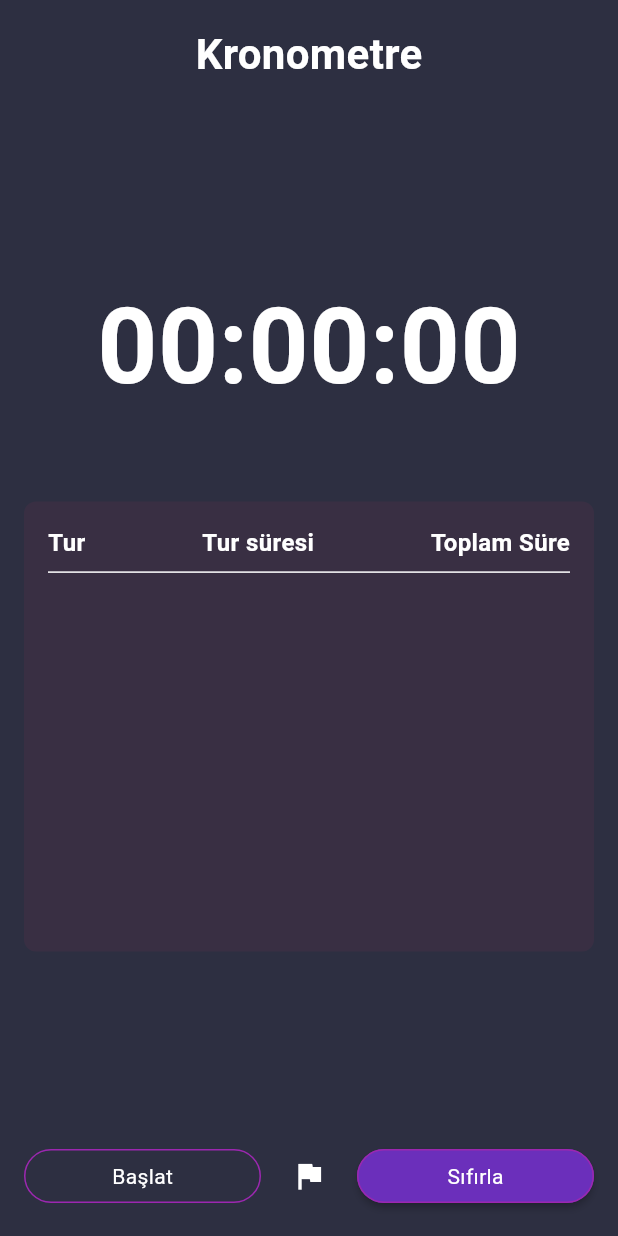
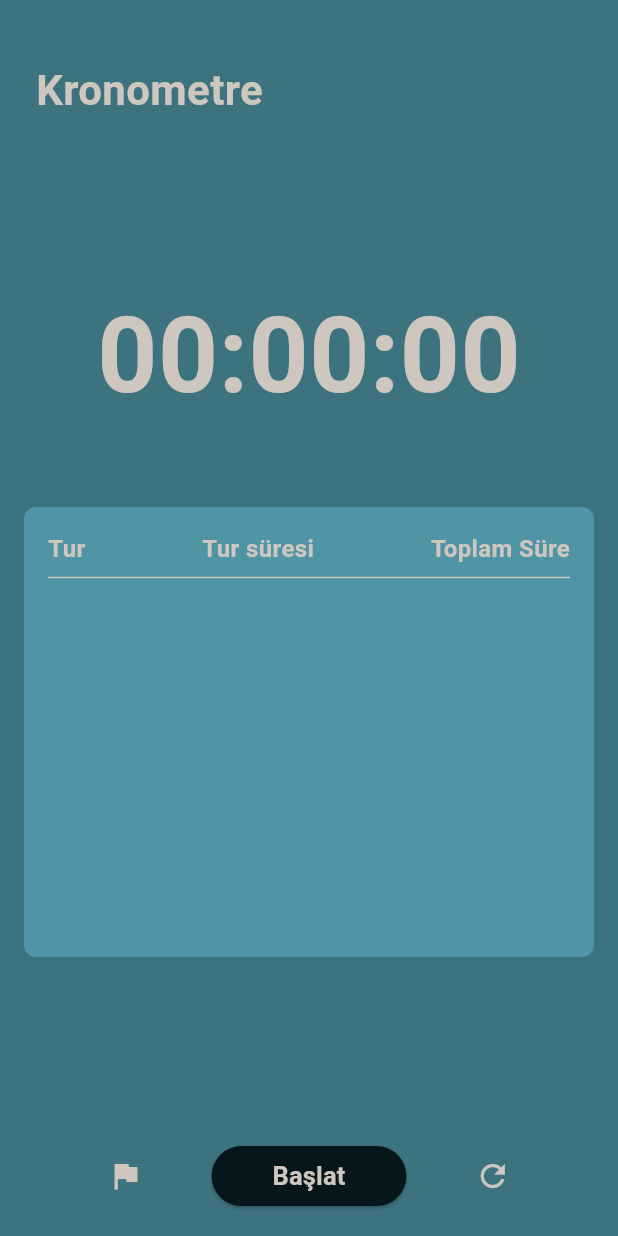
Before and after one commit to rasitesdmr/pokeme, a Flutter app: the StopWatchScreen screen opened directly, on a phone screen of 412 x 824 dp. Run offline on Flutter 3.47's test engine with Material 3 defaults, Android fonts, the phone set to English and light mode, and no system bars; our stand-ins replace dotted_border, flutter_local_notifications, flutter_slidable, rxdart, sensors, sqflite; missing offline and left inert: android_alarm_manager_plus, android_intent, flutter_analog_clock; accounts and stored records are empty.

Commit message:
Color palette updated Screen designs and colors uptated

```diff
--- a/lib/screens/alarm_screens.dart
+++ b/lib/screens/alarm_screens.dart
@@ -244,7 +244,7 @@ class _AlarmScreenState extends State<AlarmScreen> {
             style: TextStyle(
                 fontFamily: 'avenir',
                 fontWeight: FontWeight.w700,
-                color: AppColorPalette.primaryTextColor,
+                color: AppColorPalette.primaryTextColor[0],
                 fontSize: 24),
           ),
           Expanded(
--- a/lib/screens/stopwatch_screens.dart
+++ b/lib/screens/stopwatch_screens.dart
@@ -1,5 +1,6 @@
 import 'dart:async';
 import 'package:flutter/material.dart';
+import 'package:pokeme/styles/app_color_palette.dart';
 
 class StopWatchScreen extends StatefulWidget {
   const StopWatchScreen({super.key});
@@ -130,15 +131,15 @@ class _StopWatchScreenState extends State<StopWatchScreen> {
       context: context,
       builder: (BuildContext context) {
         return AlertDialog(
-          title: Text("Clear All Laps"),
-          content: Text("Are you sure you want to clear all laps?"),
+          title: const Text("Clear All Laps"),
+          content: const Text("Are you sure you want to clear all laps?"),
           actions: [
             TextButton(
               onPressed: () {
                 Navigator.of(context).pop(); // Kullanıcı onayı iptal etti.
 
               },
-              child: Text("Cancel"),
+              child: const Text("Cancel"),
             ),
             TextButton(
               onPressed: () {
@@ -147,7 +148,7 @@ class _StopWatchScreenState extends State<StopWatchScreen> {
                 });
                 Navigator.of(context).pop(); // Kullanıcı onayı tamamlandı.
               },
-              child: Text("Clear"),
+              child: const Text("Clear"),
             ),
           ],
         );
@@ -158,32 +159,37 @@ class _StopWatchScreenState extends State<StopWatchScreen> {
   @override
   Widget build(BuildContext context) {
     return Scaffold(
-      backgroundColor: const Color(0xFF2D2F41),
+      backgroundColor: AppColorPalette.pageBackgroundColor[1],
       body: SafeArea(
         child: Padding(
-          padding: EdgeInsets.all(16.0),
+          padding: const EdgeInsets.only(left: 16.0, right: 16.0, bottom: 16.0, top: 40.0),
           child: Column(
             mainAxisAlignment: MainAxisAlignment.spaceBetween,
-            crossAxisAlignment: CrossAxisAlignment.center,
+            crossAxisAlignment: CrossAxisAlignment.start,
             children: [
-              Center(
-                child: Text(
+              Container(
+                padding: EdgeInsets.symmetric(horizontal: 8),
+                child: Column(
+                  children: [
+                    Text(
                       "Kronometre",
                       style: TextStyle(
-                    color: Colors.white,
+                        color: AppColorPalette.primaryTextColor[0],
                         fontSize: 28.0,
                         fontWeight: FontWeight.bold,
                       ),
                     ),
+                  ],
                 ),
-              SizedBox(
-                height: 20.0,
+              ),
+              const SizedBox(
+                height: 5.0,
               ),
               Center(
                 child: Text(
                   "$digitHours:$digitminutes:$digitSeconds",
                   style: TextStyle(
-                    color: Colors.white,
+                    color: AppColorPalette.primaryTextColor[0],
                     fontSize: 70.0,
                     fontWeight: FontWeight.w600,
                   ),
@@ -192,7 +198,7 @@ class _StopWatchScreenState extends State<StopWatchScreen> {
               Container(
                 height: 300.0,
                 decoration: BoxDecoration(
-                  color: const Color(0xFF32F68), // Tur renk
+                  color: AppColorPalette.stopWatchTourScreenColor, // Tur renk
                   borderRadius: BorderRadius.circular(8.0),
                 ),
                 child: Padding(
@@ -206,7 +212,7 @@ class _StopWatchScreenState extends State<StopWatchScreen> {
                           Text(
                             "Tur",
                             style: TextStyle(
-                              color: Colors.white,
+                              color: AppColorPalette.primaryTextColor[0],
                               fontSize: 16.0,
                               fontWeight: FontWeight.bold,
                             ),
@@ -214,7 +220,7 @@ class _StopWatchScreenState extends State<StopWatchScreen> {
                           Text(
                             "Tur süresi",
                             style: TextStyle(
-                              color: Colors.white,
+                              color: AppColorPalette.primaryTextColor[0],
                               fontSize: 16.0,
                               fontWeight: FontWeight.bold,
                             ),
@@ -222,14 +228,14 @@ class _StopWatchScreenState extends State<StopWatchScreen> {
                           Text(
                             "Toplam Süre",
                             style: TextStyle(
-                              color: Colors.white,
+                              color: AppColorPalette.primaryTextColor[0],
                               fontSize: 16.0,
                               fontWeight: FontWeight.bold,
                             ),
                           ),
                         ],
                       ),
-                      Divider(color: Colors.white), // Başlıkların altına çizgi ekliyoruz
+                      Divider(color: AppColorPalette.primaryTextColor[0]), // Başlıkların altına çizgi ekliyoruz
                       ...laps.asMap().entries.map((entry) {
                         final index = entry.key;
                         final lap = entry.value;
@@ -240,21 +246,21 @@ class _StopWatchScreenState extends State<StopWatchScreen> {
                             Text(
                               "${lap['tur']}",
                               style: TextStyle(
-                                color: Colors.white,
+                                color: AppColorPalette.primaryTextColor[0],
                                 fontSize: 16.0,
                               ),
                             ),
                             Text(
                               "${lap['tur_suresi']} saniye",
                               style: TextStyle(
-                                color: Colors.white,
+                                color: AppColorPalette.primaryTextColor[0],
                                 fontSize: 16.0,
                               ),
                             ),
                             Text(
                               "${lap['toplam_sure'] ?? '0:00:00'}",
                               style: TextStyle(
-                                color: Colors.white,
+                                color: AppColorPalette.primaryTextColor[0],
                                 fontSize: 16.0,
                               ),
                             ),
@@ -266,53 +272,53 @@ class _StopWatchScreenState extends State<StopWatchScreen> {
                 ),
               ),
 
-              SizedBox(
+              const SizedBox(
                 height: 20.0,
               ),
               Row(
-                mainAxisAlignment: MainAxisAlignment.spaceBetween,
+                mainAxisAlignment: MainAxisAlignment.spaceEvenly,
                 children: [
-                  Expanded(
-                    child: RawMaterialButton(
+                  const SizedBox(
+                    width: 30.0,
+                  ),
+                  IconButton(
+                    color: AppColorPalette.primaryTextColor[0],
+                    onPressed: () {
+                      addLaps();
+                    },
+                    icon: const Icon(Icons.flag),
+                  ),
+                  const SizedBox(
+                    width: 20.0,
+                  ),
+                  ElevatedButton(
                     onPressed: () {
                       (!started) ? start() : stop();
                     },
-                      shape: const StadiumBorder(
-                        side: BorderSide(color: Colors.purple),
+                    style: ElevatedButton.styleFrom(
+                      backgroundColor: AppColorPalette.buttonColor,
+                      minimumSize: const Size(130, 40),
                     ),
                     child: Text(
                       (!started) ? "Başlat" : "Durdur",
-                        style: TextStyle(color: Colors.white),
+                      style: TextStyle(color: AppColorPalette.primaryTextColor[0],
+                      fontWeight: FontWeight.bold,
+                        fontSize: 17
                       ),
                     ),
                   ),
-                  SizedBox(
-                    width: 8.0,
+                  const SizedBox(
+                    width: 20.0,
                   ),
                   IconButton(
-                    color: Colors.white,
-                    onPressed: () {
-                      addLaps();
-                    },
-                    icon: Icon(Icons.flag),
-                  ),
-                  SizedBox(
-                    width: 8.0,
-                  ),
-                  Expanded(
-                    child: RawMaterialButton(
+                    color: AppColorPalette.primaryTextColor[0],
                     onPressed: () {
                       reset();
                     },
-                      fillColor: const Color(0xFF6B2FBB), // Reset rengi
-                      shape: const StadiumBorder(
-                        side: BorderSide(color: Colors.purple),
+                    icon: Icon(Icons.refresh),
                   ),
-                      child: Text(
-                        "Sıfırla",
-                        style: TextStyle(color: Colors.white),
-                      ),
-                    ),
+                  const SizedBox(
+                    width: 30.0,
                   ),
                 ],
               ),
--- a/lib/styles/app_color_palette.dart
+++ b/lib/styles/app_color_palette.dart
@@ -1,10 +1,13 @@
 import 'package:flutter/material.dart';
 
 class AppColorPalette {
-  static Color primaryTextColor = Color(0xFFCEC7BF);
+  static List<Color> primaryTextColor = [Color(0xFFCEC7BF), Color(0xFF07161B)];
   static Color dividerColor = Colors.white54;
   static List<Color> pageBackgroundColor = [Color(0xFF07161B), Color(0xFF3D737F)];
-  static Color menuBackgroundColor = Color(0xFF242634);
+  static Color menuBackgroundColor = Color(0xFF07161B);
+  static Color menuSelectedItemColor = Color(0xFFCEC7BF);
+  static Color menuUnselectedItemColor = Color(0xFF9b958f);
+  static Color buttonColor = Color(0xFF07161B);
 
   static Color clockBG = Color(0xFF444974);
   static Color clockOutline = Color(0xFFEAECFF);
@@ -13,6 +16,9 @@ class AppColorPalette {
   static Color minHandEndColor = Color(0xFF77DDFF);
   static Color hourHandStatColor = Color(0xFFC279FB);
   static Color hourHandEndColor = Color(0xFFEA74AB);
+
+  static Color stopWatchTourScreenColor = Color(0xFF4F95A5);
+
 }
 
 class GradientColors {
```
Also changed, not shown: lib/screens/clock_screen.dart (+9 -8 lines), lib/widgets/navigation_control_builder.dart (+43 -42 lines), lib/widgets/real_time_clock_widget.dart (+4 -3 lines). Lines whose indentation alone changed are shown as unchanged.
